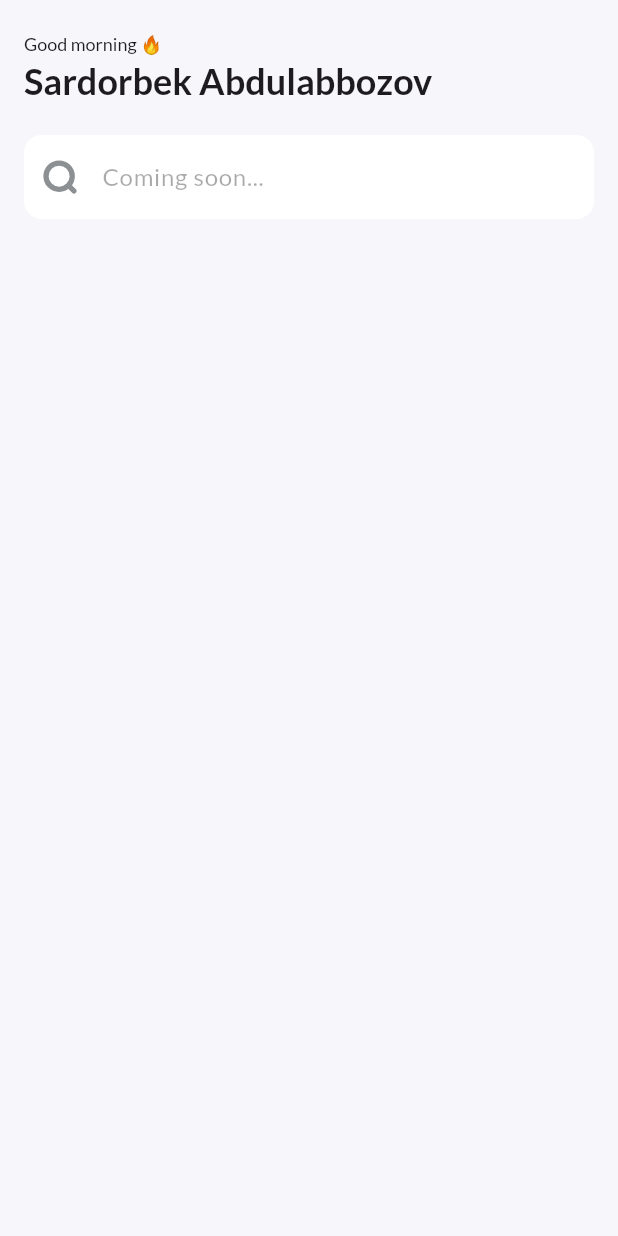
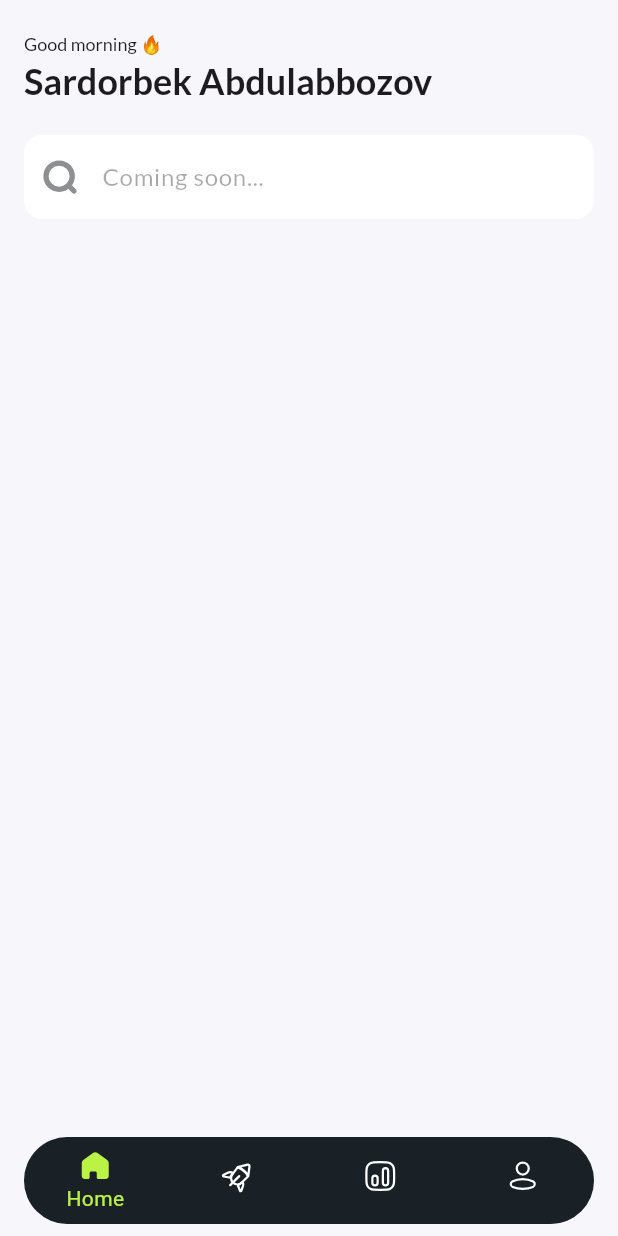
Before and after one commit to SardorbekAbdulabbozov/health_hack, a Flutter app: the screen it shows after launch, on a phone screen of 412 x 824 dp. Run offline on Flutter 3.47's test engine with Material 2 defaults, Android fonts, the phone set to English and light mode, and no system bars; our stand-ins replace flutter_svg, get; missing offline and left inert: mysql_client.

Commit message:
home page: nav bar

```diff
--- a/lib/controllers/main_controller.dart
+++ b/lib/controllers/main_controller.dart
@@ -6,6 +6,7 @@ import 'package:mysql_client/mysql_client.dart';
 class MainController extends GetxController {
   MySQLConnection? connectionPool;
   String data = '';
+  int navBarIndex = 0;
 
   @override
   void onReady() async {
@@ -29,4 +30,9 @@ class MainController extends GetxController {
     data = '${result?.rows.first.colAt(1)}';
     update();
   }
+
+  void changeNavBar(int index){
+    navBarIndex=index;
+    update();
+  }
 }
--- a/lib/screens/main_page.dart
+++ b/lib/screens/main_page.dart
@@ -1,3 +1,5 @@
+// ignore_for_file: deprecated_member_use
+
 import 'package:flutter_svg/flutter_svg.dart';
 import 'package:health_hack/controllers/main_controller.dart';
 import 'package:flutter/material.dart';
@@ -71,7 +73,42 @@ class MainPage extends StatelessWidget {
             ),
           ],
         ),
+        bottomNavigationBar: Padding(
+          padding: const EdgeInsets.symmetric(horizontal: 16).copyWith(bottom: 8),
+          child: ClipRRect(
+            borderRadius: const BorderRadius.all(Radius.circular(32)),
+            child: BottomNavigationBar(
+              backgroundColor: Constants.asset,
+              type: BottomNavigationBarType.fixed,
+              selectedItemColor: Constants.primary,
+              currentIndex: controller.navBarIndex,
+              showUnselectedLabels: false,
+              onTap: controller.changeNavBar,
+              items: [
+                navBarItem(label: 'Home', icon: 'assets/ic_home.svg'),
+                navBarItem(label: 'Activities', icon: 'assets/ic_rocket.svg'),
+                navBarItem(label: 'Records', icon: 'assets/ic_statistic.svg'),
+                navBarItem(label: 'Profile', icon: 'assets/ic_profile.svg'),
+              ],
+            ),
+          ),
+        ),
       ),
     );
   }
 }
+
+BottomNavigationBarItem navBarItem(
+    {required String label, required String icon}) {
+  return BottomNavigationBarItem(
+    icon: SvgPicture.asset(
+      icon,
+      color: Colors.white,
+    ),
+    label: label,
+    activeIcon: SvgPicture.asset(
+      icon,
+      color: Constants.primary,
+    ),
+  );
+}
```
Also changed, not shown: assets/ic_home.svg (added), assets/ic_profile.svg (added), assets/ic_rocket.svg (added), assets/ic_statistic.svg (added).
